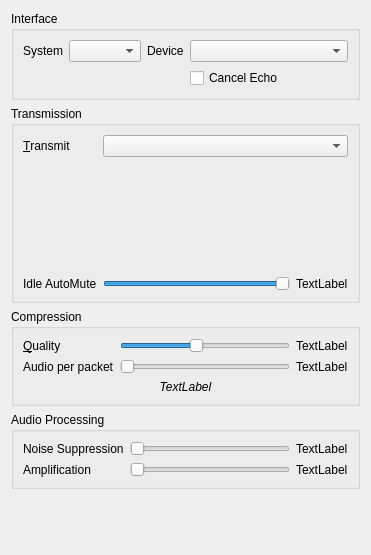
Above: src/mumble/AudioInput.ui from mumble-voip/mumble before the change. Below: the same form after it.
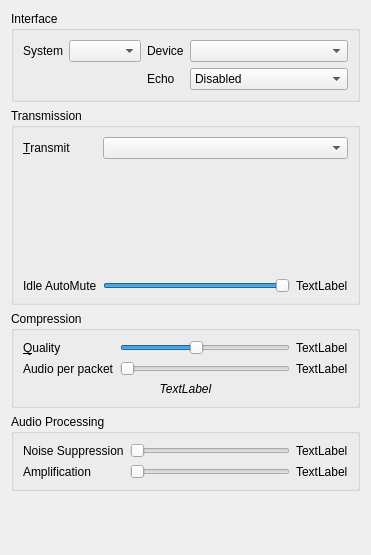
That is the form after the change. Custom widgets are drawn as their Qt base class.

Commit message: Multichannel echo cancellation

Diff of the .ui file:
```diff
--- a/src/mumble/AudioInput.ui
+++ b/src/mumble/AudioInput.ui
@@ -93,10 +93,35 @@
         </property>
        </widget>
       </item>
-      <item row="1" column="4" >
-       <widget class="QCheckBox" name="qcbEcho" >
-        <property name="text" >
-         <string>Cancel Echo</string>
+      <item row="1" column="4">
+       <widget class="QComboBox" name="qcbEcho">
+        <property name="toolTip">
+         <string>Cancel echo from speakers</string>
+        </property>
+        <property name="whatsThis">
+         <string>Enabling this will cancel the echo from your speakers. Mixed has low CPU impact, but only works well if your speakers are equally loud and equidistant from the microphone. Multichannel echo cancellation provides much better echo cancellation, but at a higher CPU cost.</string>
+        </property>
+        <item>
+         <property name="text">
+          <string>Disabled</string>
+         </property>
+        </item>
+        <item>
+         <property name="text">
+          <string>Mixed</string>
+         </property>
+        </item>
+        <item>
+         <property name="text">
+          <string>Multichannel</string>
+         </property>
+        </item>
+       </widget>
+      </item>
+      <item row="1" column="3">
+       <widget class="QLabel" name="label_4">
+        <property name="text">
+         <string>Echo</string>
         </property>
        </widget>
       </item>
```
Left out of the diff: 476 changed lines with no effect on the pictures. The commit also changes 5 other files.
